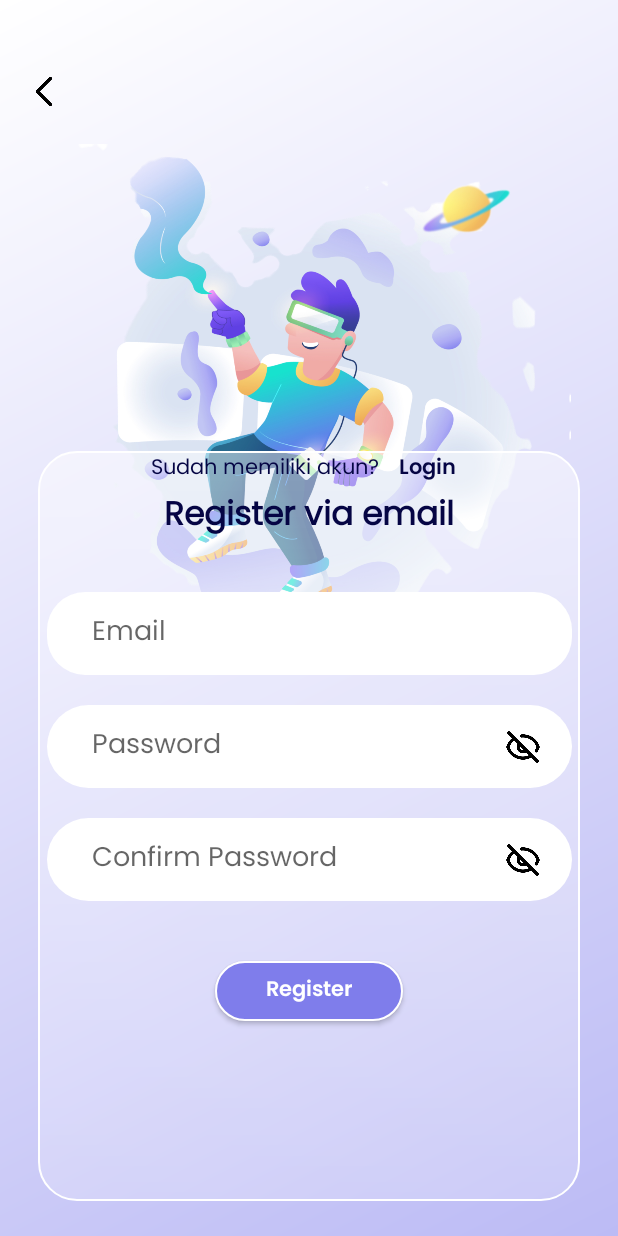
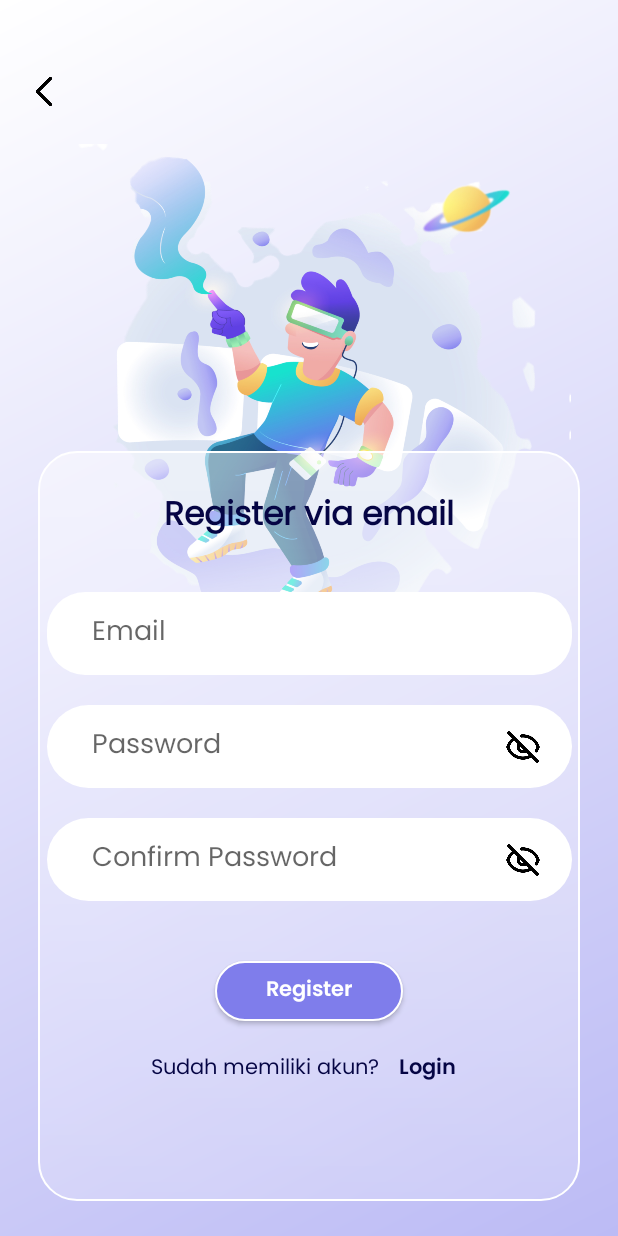
Before and after one commit to hooqii/GeekGenius, an Android app: the RegisterPage screen opened directly, with no data from a screen before it, on a phone screen of 412 x 824 dp. Run offline under Robolectric (Android 15) with nearby library versions, the phone set to English and light mode, and no system bars.

Commit message:
Fixing layout, Add navigation via text link, & Add action for back button

```diff
--- a/app/src/main/java/com/example/geekgenius/RegisterPage.kt
+++ b/app/src/main/java/com/example/geekgenius/RegisterPage.kt
@@ -6,9 +6,13 @@ import android.widget.Button
 import android.widget.EditText
 import android.widget.Toast
 import android.content.Intent
+import android.widget.TextView
 
 
 class RegisterPage : AppCompatActivity() {
+
+    private lateinit var textLinkLogin : TextView
+    private lateinit var buttonBack : Button
     override fun onCreate(savedInstanceState: Bundle?) {
         super.onCreate(savedInstanceState)
         setContentView(R.layout.activity_register_page)
@@ -17,6 +21,8 @@ class RegisterPage : AppCompatActivity() {
         val editTextPassword = findViewById<EditText>(R.id.editText)
         val editTextPassword2 = findViewById<EditText>(R.id.editText2)
         val buttonRegister = findViewById<Button>(R.id.btnRegister)
+        textLinkLogin = findViewById(R.id.linkLogin)
+        buttonBack = findViewById(R.id.btnBack)
 
         buttonRegister.setOnClickListener {
             val email = editTextEmail.text.toString().trim()
@@ -34,6 +40,13 @@ class RegisterPage : AppCompatActivity() {
                 Toast.makeText(this, "Isi semua kolom dengan benar", Toast.LENGTH_SHORT).show()
             }
         }
+        textLinkLogin.setOnClickListener {
+            val intent = Intent(this, LoginPage::class.java)
+            startActivity(intent)
+        }
+        buttonBack.setOnClickListener{
+            finish()
+        }
     }
 
     private fun isValidInput(email: String, password: String, password2: String): Boolean {
--- a/app/src/main/res/layout/activity_login_page.xml
+++ b/app/src/main/res/layout/activity_login_page.xml
@@ -97,10 +97,10 @@
             <ImageView
                 android:layout_width="wrap_content"
                 android:layout_height="wrap_content"
+                android:layout_marginEnd="20dp"
                 android:src="@drawable/icon_eye_off"
                 app:layout_constraintBottom_toBottomOf="parent"
-                android:layout_marginEnd="20dp"
-                app:layout_constraintEnd_toEndOf="@+id/editText"
+                app:layout_constraintEnd_toEndOf="parent"
                 app:layout_constraintTop_toTopOf="parent" />
 
         </androidx.constraintlayout.widget.ConstraintLayout>
@@ -135,7 +135,7 @@
         app:layout_constraintTop_toBottomOf="@+id/btnLogin" />
 
     <TextView
-        android:id="@+id/linkRegister"
+        android:id="@+id/linkLogin"
         android:layout_width="wrap_content"
         android:layout_height="wrap_content"
         android:layout_marginStart="5dp"
--- a/app/src/main/res/layout/activity_register_page.xml
+++ b/app/src/main/res/layout/activity_register_page.xml
@@ -189,10 +189,10 @@
                 android:text="Sudah memiliki akun?"
                 android:textColor="@color/dark_violet"
                 app:layout_constraintStart_toStartOf="parent"
-                app:layout_constraintTop_toBottomOf="@+id/btnLogin" />
+                app:layout_constraintTop_toBottomOf="@+id/btnRegister" />
 
             <TextView
-                android:id="@+id/linkRegister"
+                android:id="@+id/linkLogin"
                 android:layout_width="wrap_content"
                 android:layout_height="wrap_content"
                 android:layout_marginStart="5dp"
@@ -203,7 +203,7 @@
                 android:textColor="@color/dark_violet"
                 app:layout_constraintEnd_toEndOf="parent"
                 app:layout_constraintStart_toEndOf="@+id/textView"
-                app:layout_constraintTop_toBottomOf="@+id/btnLogin" />
+                app:layout_constraintTop_toBottomOf="@+id/btnRegister" />
 
         </androidx.constraintlayout.widget.ConstraintLayout>
     </FrameLayout>
--- a/app/src/main/res/layout/activity_wellcome_page.xml
+++ b/app/src/main/res/layout/activity_wellcome_page.xml
@@ -89,7 +89,7 @@
         app:layout_constraintTop_toBottomOf="@+id/btnLoginEmail" />
 
     <TextView
-        android:id="@+id/linkRegister"
+        android:id="@+id/linkLogin"
         android:layout_width="wrap_content"
         android:layout_height="wrap_content"
         android:layout_marginTop="20dp"
```
Also changed, not shown: app/src/main/java/com/example/geekgenius/LoginPage.kt (+14 -0 lines), app/src/main/java/com/example/geekgenius/WellcomePage.kt (+7 -0 lines).
